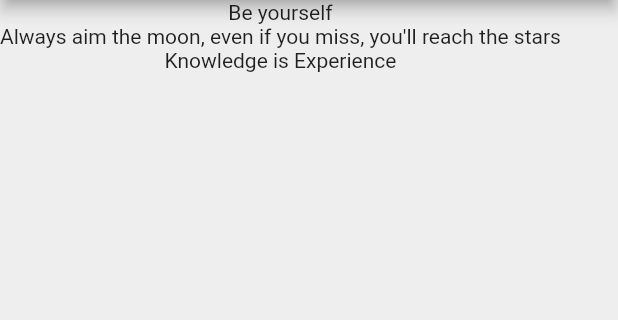
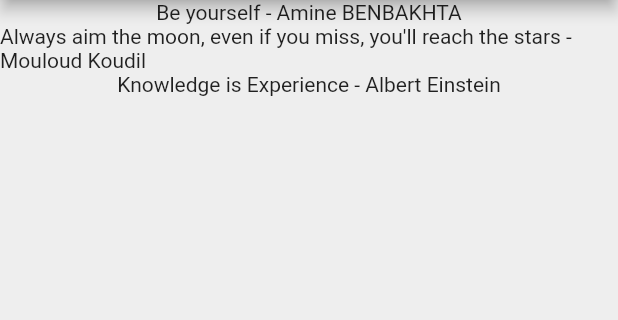
Before and after one commit to aminebma/Quotes-App, a Flutter app: the screen it shows after launch, on a phone screen of 412 x 824 dp, the part 84-404 px from its top. Run offline on Flutter 3.47's test engine with Material 2 defaults, Android fonts, the phone set to English and light mode, and no system bars.

Commit message:
Add a quote class to store author information

```diff
--- a/lib/main.dart
+++ b/lib/main.dart
@@ -1,4 +1,6 @@
 import 'package:flutter/material.dart';
+
+import './quote.dart';
 
 void main() => runApp(MaterialApp(
       home: QuoteList(),
@@ -10,10 +12,10 @@ class QuoteList extends StatefulWidget {
 }
 
 class _QuoteListState extends State<QuoteList> {
-  List<String> quotes = [
-    'Be yourself',
-    'Always aim the moon, even if you miss, you\'ll reach the stars',
-    'Knowledge is Experience'
+  List<Quote> quotes = [
+    Quote(text:'Be yourself', author:'Amine BENBAKHTA'),
+    Quote(author:'Mouloud Koudil',text:'Always aim the moon, even if you miss, you\'ll reach the stars'),
+    Quote(author: 'Albert Einstein',text:'Knowledge is Experience')
   ];
 
   @override
@@ -26,7 +28,7 @@ class _QuoteListState extends State<QuoteList> {
         backgroundColor: Colors.redAccent,
       ),
       body: Column(
-          children: quotes.map((quote) => Text(quote)).toList()),
+          children: quotes.map((quote) => Text('${quote.text} - ${quote.author}')).toList()),
     );
   }
 }
--- /dev/null
+++ b/lib/quote.dart
@@ -0,0 +1,8 @@
+class Quote{
+
+  String text;
+  String author;
+
+  Quote({this.text, this.author});
+
+}
```
